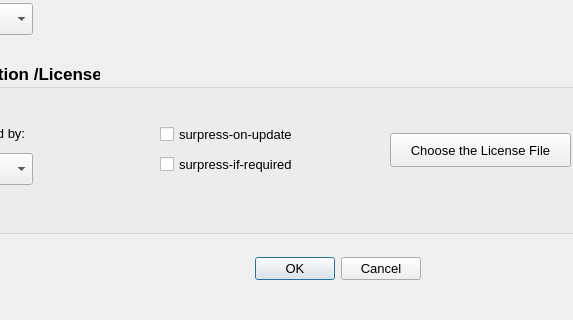
Old version of the form libreofficeextensioncreator.ui in the repository andreasma/liboextensioncreator; both pictures show x 240 to 813 and y 607 to 927 of the 931 by 927 pixel window.
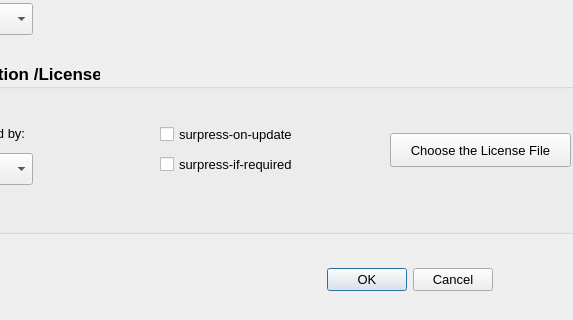
New version of the form.

Commit message: changed dialog title and added signals

```diff
--- a/libreofficeextensioncreator.ui
+++ b/libreofficeextensioncreator.ui
@@ -24,22 +24,6 @@
   <property name="locale">
    <locale language="English" country="UnitedStates"/>
   </property>
-  <widget class="QDialogButtonBox" name="buttonBox">
-   <property name="geometry">
-    <rect>
-     <x>320</x>
-     <y>860</y>
-     <width>341</width>
-     <height>32</height>
-    </rect>
-   </property>
-   <property name="orientation">
-    <enum>Qt::Horizontal</enum>
-   </property>
-   <property name="standardButtons">
-    <set>QDialogButtonBox::Cancel|QDialogButtonBox::Ok</set>
-   </property>
-  </widget>
   <widget class="QLineEdit" name="lineEdit">
    <property name="geometry">
     <rect>
@@ -565,6 +549,19 @@
     </property>
    </widget>
   </widget>
+  <widget class="QDialogButtonBox" name="buttonBox">
+   <property name="geometry">
+    <rect>
+     <x>540</x>
+     <y>870</y>
+     <width>193</width>
+     <height>34</height>
+    </rect>
+   </property>
+   <property name="standardButtons">
+    <set>QDialogButtonBox::Cancel|QDialogButtonBox::Ok</set>
+   </property>
+  </widget>
  </widget>
  <resources/>
  <connections>
```
Left out of the diff: 34 changed lines with no effect on the pictures.
